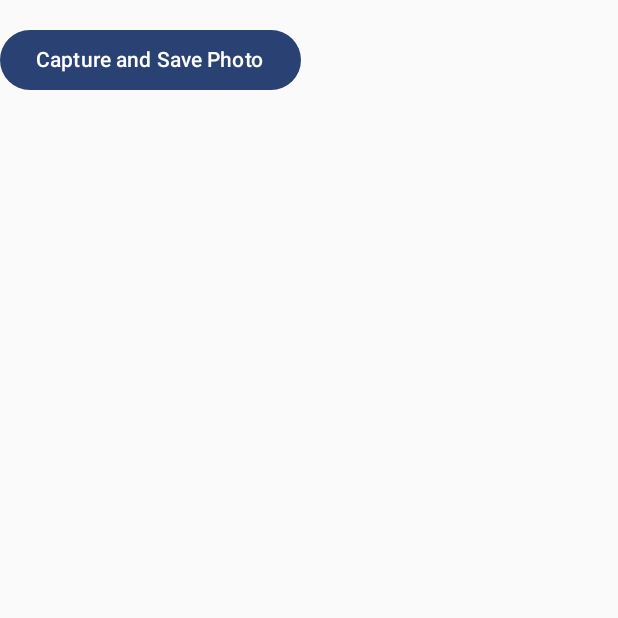
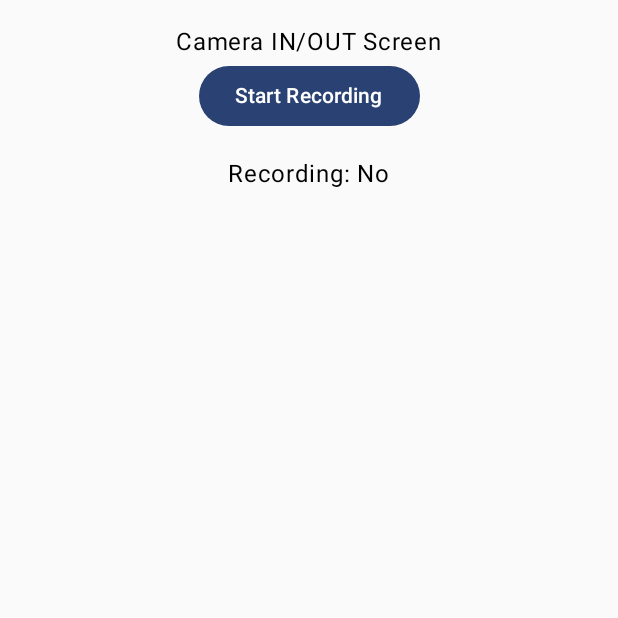
Before and after one commit to KarenKhou/SmartCloset, an Android app built with Jetpack Compose: the screen it shows after launch (MainActivity), on a phone screen of 412 x 824 dp, the top half of it. Run offline under Robolectric (Android 15) with nearby library versions, the phone set to English and light mode, and no system bars; libraries missing offline, so code that uses them is left out: io.github.jan.supabase.

```diff
--- a/MobileApp/app/build.gradle.kts
+++ b/MobileApp/app/build.gradle.kts
@@ -77,6 +77,10 @@ dependencies {
     // CameraX View library
     implementation ("androidx.camera:camera-view:1.4.2")
 
+    implementation ("com.squareup.retrofit2:retrofit:2.9.0")
+    implementation ("com.squareup.retrofit2:converter-gson:2.9.0")
+    implementation ("com.squareup.okhttp3:okhttp:4.9.0")
+
 
 
 
--- a/MobileApp/app/src/main/AndroidManifest.xml
+++ b/MobileApp/app/src/main/AndroidManifest.xml
@@ -13,6 +13,7 @@
 
 
     <application
+        android:networkSecurityConfig="@xml/network_security_config"
         android:allowBackup="true"
         android:dataExtractionRules="@xml/data_extraction_rules"
         android:fullBackupContent="@xml/backup_rules"
--- a/MobileApp/app/src/main/java/com/example/tesy2/MainActivity.kt
+++ b/MobileApp/app/src/main/java/com/example/tesy2/MainActivity.kt
@@ -1,58 +1,16 @@
 package com.example.tesy2
 
 import android.os.Bundle
-import android.widget.Toast
 import androidx.activity.ComponentActivity
 import androidx.activity.compose.setContent
 import androidx.activity.enableEdgeToEdge
-import androidx.compose.foundation.layout.Column
-import androidx.compose.foundation.layout.Row
-import androidx.compose.foundation.layout.fillMaxSize
-import androidx.compose.foundation.layout.fillMaxWidth
-import androidx.compose.foundation.layout.padding
-import androidx.compose.foundation.lazy.LazyColumn
-import androidx.compose.material3.ListItem
-import androidx.compose.material3.Scaffold
-import androidx.compose.material3.Text
-import androidx.compose.runtime.Composable
-import androidx.compose.runtime.LaunchedEffect
-import androidx.compose.runtime.mutableStateListOf
-import androidx.compose.runtime.remember
-import androidx.compose.ui.Modifier
-import androidx.compose.ui.tooling.preview.Preview
 import com.example.tesy2.ui.theme.Tesy2Theme
 import io.github.jan.supabase.createSupabaseClient
 import io.github.jan.supabase.postgrest.Postgrest
-import io.github.jan.supabase.postgrest.from
-import kotlinx.coroutines.Dispatchers
-import kotlinx.coroutines.withContext
-import kotlinx.serialization.Serializable
-import androidx.compose.foundation.lazy.items
-import androidx.compose.material3.Button
-import androidx.compose.material3.OutlinedTextField
-import androidx.compose.runtime.getValue
-import androidx.compose.runtime.mutableStateOf
-import androidx.compose.runtime.rememberCoroutineScope
-import androidx.compose.runtime.setValue
-import androidx.compose.ui.platform.LocalContext
-import androidx.compose.ui.unit.dp
-import androidx.lifecycle.lifecycleScope
 import androidx.navigation.compose.rememberNavController
-import com.example.tesy2.data.models.AppUser
-import com.example.tesy2.ui.navigation.AppNavHost
-import com.example.tesy2.ui.screens.AddClothingScreen
-import com.example.tesy2.ui.screens.CameraScreen
-import com.example.tesy2.ui.screens.ClothingScreen
-import com.example.tesy2.ui.screens.SignInScreen
-import com.example.tesy2.ui.screens.SignUpScreen
-import com.example.tesy2.ui.screens.SuggScreen
-import io.github.jan.supabase.BuildConfig
-import io.github.jan.supabase.SupabaseClient
+import com.example.tesy2.ui.screens.CameraINOUTScreenPreview
 import io.github.jan.supabase.auth.Auth
-import io.github.jan.supabase.auth.FlowType
-import io.github.jan.supabase.auth.auth
-import io.github.jan.supabase.auth.providers.builtin.Email
-import kotlinx.coroutines.launch
+
 
 
 
@@ -77,7 +35,9 @@ class MainActivity : ComponentActivity() {
                 //ClothingScreen(navController = navController)
                 //AddClothingScreen()
                 //SuggScreen(navController = navController)
-                CameraScreen()
+                //CameraScreen()
+                CameraINOUTScreenPreview()
+
             }
         }
     }
--- /dev/null
+++ b/MobileApp/app/src/main/java/com/example/tesy2/api/ApiService.kt
@@ -0,0 +1,16 @@
+package com.example.tesy2.api
+
+import okhttp3.MultipartBody
+import retrofit2.Response
+import retrofit2.http.Multipart
+import retrofit2.http.POST
+import retrofit2.http.Part
+
+// Définition de l'interface API pour télécharger l'image et détecter les vêtements
+interface ApiService {
+    @Multipart
+    @POST("detectinout")  // Le chemin de l'API que tu utilises pour détecter les vêtements
+    suspend fun uploadImage(
+        @Part file: MultipartBody.Part  // L'image envoyée en tant que multipart
+    ): Response<Map<String, Any>>  // La réponse JSON sous forme de map
+}
--- /dev/null
+++ b/MobileApp/app/src/main/java/com/example/tesy2/data/repository/ImageRepository.kt
@@ -0,0 +1,42 @@
+package com.example.tesy2.data.repository
+import android.util.Log
+import com.example.tesy2.api.ApiService
+import okhttp3.MediaType.Companion.toMediaTypeOrNull
+import okhttp3.MultipartBody
+import okhttp3.RequestBody
+import retrofit2.Retrofit
+import retrofit2.converter.gson.GsonConverterFactory
+import java.io.File
+
+
+class ImageRepository {
+
+    private val retrofit = Retrofit.Builder()
+        .baseUrl("http://192.168.2.247:8000/")  // Remplace par l'IP de ton PC
+        .addConverterFactory(GsonConverterFactory.create())
+        .build()
+
+    private val apiService = retrofit.create(ApiService::class.java)
+
+    suspend fun uploadImageToServer(imageFile: File) {
+        // Utilisation de la méthode moderne pour créer un RequestBody
+        val requestBody: RequestBody = RequestBody.create("image/*".toMediaTypeOrNull(), imageFile)
+
+        // Créer le MultipartBody
+        val part = MultipartBody.Part.createFormData("file", imageFile.name, requestBody)
+
+        try {
+            val response = apiService.uploadImage(part)
+            if (response.isSuccessful) {
+                // Traiter les résultats de la détection des vêtements
+                val clothesDetected = response.body()?.get("clothesinout")
+                Log.d("Detection", "Vêtements détectés : $clothesDetected")
+            } else {
+                Log.e("Erreur", "Échec de l'upload de l'image : ${response.message()}")
+            }
+        } catch (e: Exception) {
+            e.printStackTrace()
+            Log.e("Erreur", "Erreur d'upload : ${e.message}")
+        }
+    }
+}
--- /dev/null
+++ b/MobileApp/app/src/main/java/com/example/tesy2/ui/screens/CameraINOUTScreen.kt
@@ -0,0 +1,68 @@
+package com.example.tesy2.ui.screens
+
+import android.util.Log
+import androidx.compose.foundation.layout.*
+import androidx.compose.material3.Button
+import androidx.compose.material3.Text
+import androidx.compose.runtime.*
+import androidx.compose.ui.Alignment
+import androidx.compose.ui.Modifier
+import androidx.compose.ui.tooling.preview.Preview
+import androidx.compose.ui.unit.dp
+import androidx.lifecycle.viewmodel.compose.viewModel
+import com.example.tesy2.viewmodel.ImageViewModel
+import kotlinx.coroutines.launch
+import kotlinx.coroutines.delay
+import java.io.File
+
+@Composable
+fun CameraINOUTScreen(imageViewModel: ImageViewModel = viewModel()) {
+    var isRecording by remember { mutableStateOf(false) }
+
+    // Utiliser LaunchedEffect pour déclencher la prise de photo
+    LaunchedEffect(isRecording) {
+        if (isRecording) {
+            // Démarrer la prise de photos toutes les 2 secondes
+            takePicturesPeriodically(imageViewModel)
+        }
+    }
+
+    Column(
+        modifier = Modifier
+            .fillMaxSize()
+            .padding(16.dp),
+        horizontalAlignment = Alignment.CenterHorizontally
+    ) {
+        Text("Camera IN/OUT Screen")
+
+        Button(
+            onClick = {
+                isRecording = !isRecording  // Alterner l'état d'enregistrement
+            }
+        ) {
+            Text(if (isRecording) "Stop Recording" else "Start Recording")
+        }
+
+        Spacer(modifier = Modifier.height(16.dp))
+        Text("Recording: ${if (isRecording) "Yes" else "No"}")
+    }
+}
+
+// Fonction pour prendre des photos toutes les 2 secondes
+suspend fun takePicturesPeriodically(imageViewModel: ImageViewModel) {
+    while (true) {
+        // Remplacer par la logique réelle pour capturer une image
+        val imageFile = File("path/to/photo.jpg")  // Remplace avec le chemin de ton image réelle
+
+        imageViewModel.uploadImage(imageFile)
+
+        // Attendre 2 secondes avant de prendre la photo suivante
+        delay(2000)
+    }
+}
+
+@Preview(showBackground = true)
+@Composable
+fun CameraINOUTScreenPreview() {
+    CameraINOUTScreen()
+}
--- /dev/null
+++ b/MobileApp/app/src/main/java/com/example/tesy2/viewmodel/ImageViewModel.kt
@@ -0,0 +1,20 @@
+package com.example.tesy2.viewmodel
+
+
+import androidx.lifecycle.ViewModel
+import androidx.lifecycle.viewModelScope
+import com.example.tesy2.data.repository.ImageRepository
+import kotlinx.coroutines.launch
+import java.io.File
+
+class ImageViewModel : ViewModel() {
+
+    private val imageRepository = ImageRepository()
+
+    // Fonction pour uploader l'image sur le serveur
+    fun uploadImage(imageFile: File) {
+        viewModelScope.launch {
+            imageRepository.uploadImageToServer(imageFile)
+        }
+    }
+}
--- /dev/null
+++ b/MobileApp/app/src/main/res/xml/network_security_config.xml
@@ -0,0 +1,6 @@
+<?xml version="1.0" encoding="utf-8"?>
+<network-security-config>
+    <domain-config cleartextTrafficPermitted="true">
+        <domain includeSubdomains="true">192.168.2.247</domain>
+    </domain-config>
+</network-security-config>
```
Also changed, not shown: 1 other file.
